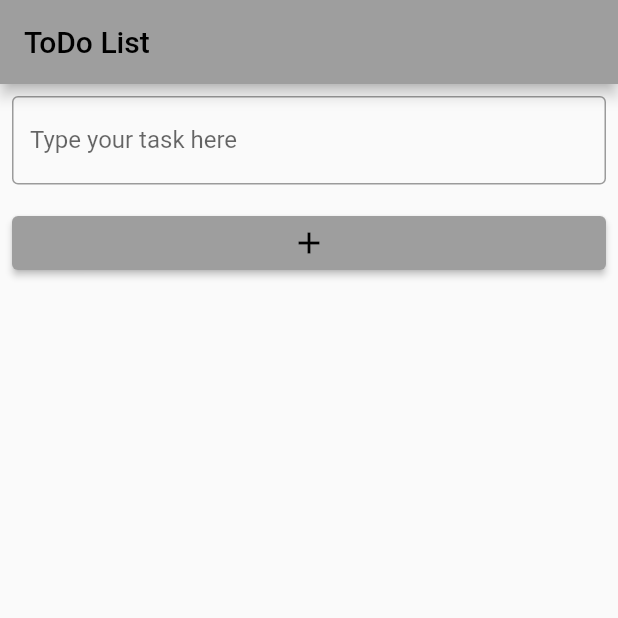
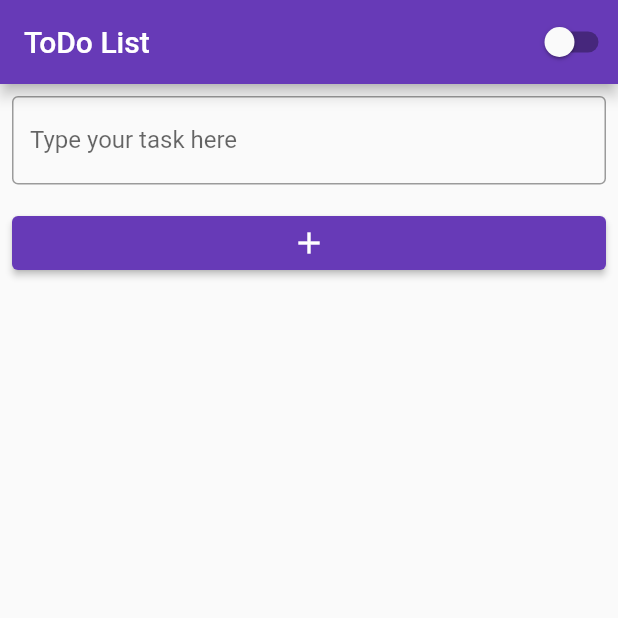
Before and after one commit to DaviTostes/todolist-flutter, a Flutter app: the screen it shows after launch, on a phone screen of 412 x 824 dp, the top half of it. Run offline on Flutter 3.47's test engine with Material 2 defaults, Android fonts, the phone set to English and light mode, and no system bars.

Commit message:
terminei agr

```diff
--- /dev/null
+++ b/lib/app_controller.dart
@@ -0,0 +1,11 @@
+import 'package:flutter/material.dart';
+
+class AppController extends ChangeNotifier {
+  static AppController instance = AppController();
+
+  bool isDarkTheme = false;
+  changeTheme() {
+    isDarkTheme = !isDarkTheme;
+    notifyListeners();
+  }
+}
--- a/lib/widgets/Homepage.dart
+++ b/lib/widgets/Homepage.dart
@@ -1,5 +1,6 @@
 import 'package:flutter/material.dart';
 import 'package:todolist/widgets/CheckBox.dart';
+import 'package:todolist/app_controller.dart';
 
 class HomePage extends StatefulWidget {
   const HomePage({super.key});
@@ -32,6 +33,15 @@ class HomePageState extends State<HomePage> {
     return Scaffold(
       appBar: AppBar(
         title: const Text('ToDo List'),
+        actions: [
+          Switch(
+              value: AppController.instance.isDarkTheme,
+              onChanged: (value) {
+                setState(() {
+                  AppController.instance.changeTheme();
+                });
+              })
+        ],
       ),
       body: SingleChildScrollView(
         child: Padding(
--- a/lib/widgets/MyApp.dart
+++ b/lib/widgets/MyApp.dart
@@ -1,4 +1,5 @@
 import 'package:flutter/material.dart';
+import 'package:todolist/app_controller.dart';
 
 import 'Homepage.dart';
 
@@ -7,10 +8,19 @@ class MyApp extends StatelessWidget {
 
   @override
   Widget build(BuildContext context) {
-    return MaterialApp(
-      title: 'todoList',
-      theme: ThemeData(primarySwatch: Colors.grey),
-      home: const HomePage(),
+    return AnimatedBuilder(
+      animation: AppController.instance,
+      builder: (BuildContext context, Widget? child) {
+        return MaterialApp(
+          title: 'todoList',
+          theme: ThemeData(
+              primarySwatch: Colors.deepPurple,
+              brightness: AppController.instance.isDarkTheme
+                  ? Brightness.dark
+                  : Brightness.light),
+          home: const HomePage(),
+        );
+      },
     );
   }
 }
```
